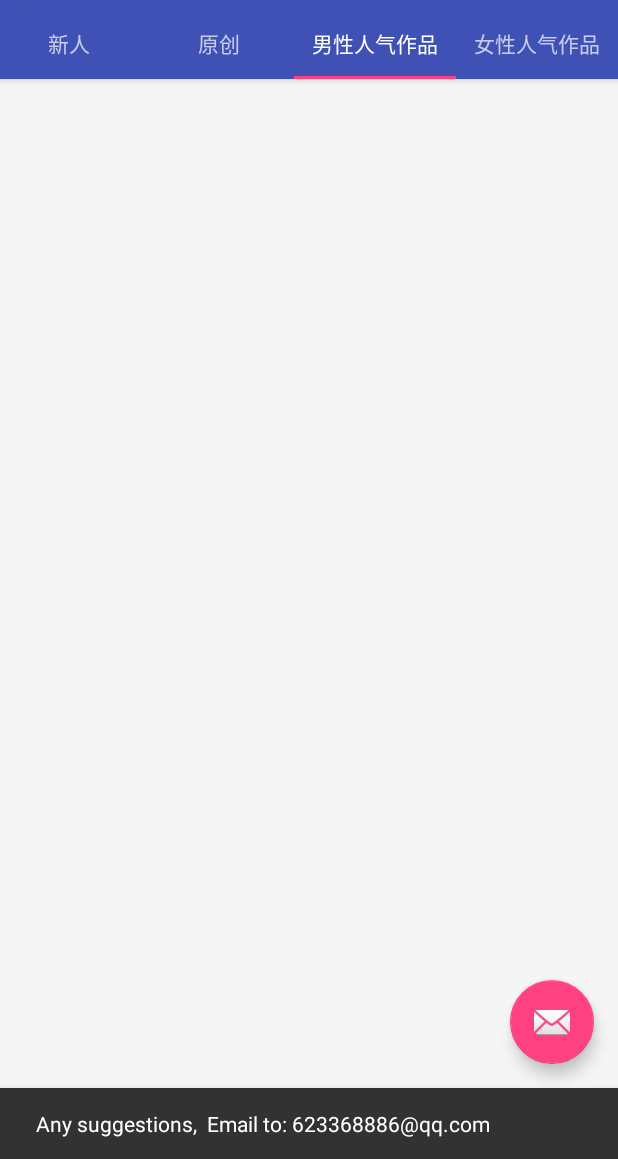
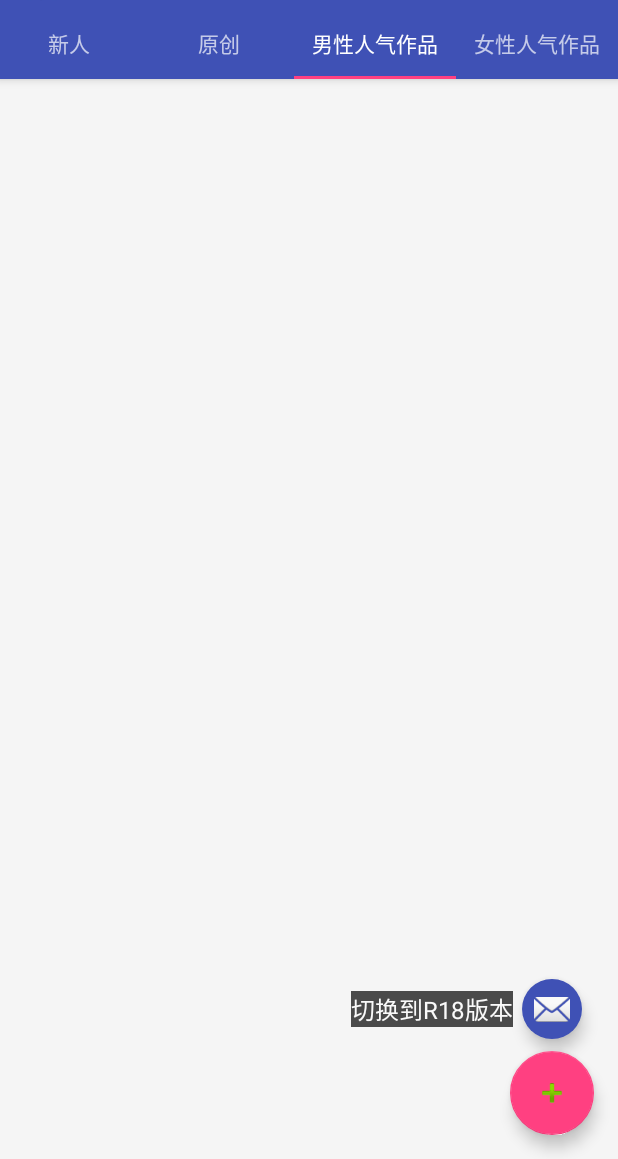
Before and after one commit to allsunny/PixivClient, an Android app: the screen it shows after launch (MainActivity), after a tap on an icon or button, on a phone screen of 412 x 824 dp, the part 77-1236 px from its top. Run offline under Robolectric (Android 15) with nearby library versions, the phone set to English and light mode, and no system bars; libraries missing offline, so code that uses them is left out: com.handmark.pulltorefresh; plain views replace PullToRefreshListView; pictures from the network do not load; 5 statements that could not run were skipped.

Commit message:
Add mini floating action button

```diff
--- a/app/build.gradle
+++ b/app/build.gradle
@@ -11,9 +11,10 @@ android {
         versionCode 1
         versionName "1.0"
     }
+
     buildTypes {
         release {
-            minifyEnabled true
+            minifyEnabled false
             proguardFiles getDefaultProguardFile('proguard-android.txt'), 'proguard-rules.pro'
         }
     }
--- a/app/src/main/java/com/example/zero/pixivclient/Jsoup/JsoupTool.java
+++ b/app/src/main/java/com/example/zero/pixivclient/Jsoup/JsoupTool.java
@@ -26,8 +26,6 @@ import javax.net.ssl.X509TrustManager;
 public class JsoupTool {
     private static JsoupTool instance = null;
     private static final String URL = "http://www.pixiv.net";
-    private static final String MODE = "/member_illust.php?mode=big&amp;";
-    private static final String MODE2 = "/member_illust.php?mode=big";
 
     private JsoupTool() {
         trustEveryone();
@@ -86,10 +84,7 @@ public class JsoupTool {
             for (Element url : urls) {
                 imageInfo = new ImageInfo();
 
-            //    Log.e("bbbbbb",url.toString());
-//                Log.e("ccccc",url.attr("href"));
                 imageInfo.setImageTitle(url.attr("a"));
-             //   imageInfo.setImageUrl(url.attr("src"));
                 imageInfo.setImageUrl(getImageUrl(url.attr("href")));
                 imgList.add(imageInfo);
             }
@@ -116,7 +111,6 @@ public class JsoupTool {
 
         String mode = doc.getElementsByAttributeValueContaining("onclick","mode=big")
                 .select("img[src$=.jpg]").attr("src");
-//        Log.e("result", mode);
         return  mode;
     }
 
--- a/app/src/main/java/com/example/zero/pixivclient/ui/MainActivity.java
+++ b/app/src/main/java/com/example/zero/pixivclient/ui/MainActivity.java
@@ -14,6 +14,7 @@ import android.support.v7.widget.Toolbar;
 import android.view.View;
 import android.view.Menu;
 import android.view.MenuItem;
+import android.widget.TextView;
 
 import com.example.zero.pixivclient.R;
 
@@ -43,11 +44,21 @@ public class MainActivity extends AppCompatActivity {
         ab.setDisplayHomeAsUpEnabled(true);      //显示图标 ←
 
         FloatingActionButton fab = (FloatingActionButton) findViewById(R.id.fab);
+        final FloatingActionButton fab2 = (FloatingActionButton) findViewById(R.id.fab2);
+        final TextView textView = (TextView)findViewById(R.id.text);
         fab.setOnClickListener(new View.OnClickListener() {
             @Override
             public void onClick(View view) {
-                Snackbar.make(view, "Any suggestions,  Email to: 623368886@qq.com", Snackbar.LENGTH_LONG)
-                        .setAction("Action", null).show();
+                fab2.setVisibility(View.VISIBLE);
+                textView.setVisibility(View.VISIBLE);
+            }
+        });
+
+        fab2.setOnClickListener(new View.OnClickListener() {
+            @Override
+            public void onClick(View view) {
+                fab2.setVisibility(View.INVISIBLE);
+                textView.setVisibility(View.INVISIBLE);
             }
         });
 
@@ -112,11 +123,19 @@ public class MainActivity extends AppCompatActivity {
         // automatically handle clicks on the Home/Up button, so long
         // as you specify a parent activity in AndroidManifest.xml.
         int id = item.getItemId();
+        switch (id) {
+            case R.id.action_statement:
+                Snackbar.make(mToolbar, "本APP仅为学习开发使用,所有图片抓取自http://www.pixiv.net/,版权归原作者所有", Snackbar.LENGTH_SHORT)
+                        .setAction("Action", null).show();
+                break;
 
-        //noinspection SimplifiableIfStatement
-        if (id == R.id.action_statement) {
-            Snackbar.make(mToolbar, "本APP仅为学习开发使用,所有图片抓取自http://www.pixiv.net/,版权归原作者所有", Snackbar.LENGTH_LONG).setAction("Action", null).show();
-            return true;
+            case R.id.action_about:
+                Snackbar.make(mToolbar, "Any suggestions,  Email to: 623368886@qq.com", Snackbar.LENGTH_SHORT)
+                        .setAction("Action", null).show();
+                break;
+
+            default:
+                break;
         }
 
         return super.onOptionsItemSelected(item);
--- a/app/src/main/java/com/example/zero/pixivclient/ui/PageSectionFragment.java
+++ b/app/src/main/java/com/example/zero/pixivclient/ui/PageSectionFragment.java
@@ -45,7 +45,6 @@ public class PageSectionFragment extends Fragment {
 
     private static final int REQUEST_FINISHED = 100;
     private static final String KEY_CONTENT = "PageSectionFragment:CategoryId";
-//    private static final String URL = "http://www.pixiv.net/ranking.php?mode=";
     private static final String URL = "http://touch.pixiv.net/ranking.php?mode=";
 
 
--- a/app/src/main/res/layout/activity_main.xml
+++ b/app/src/main/res/layout/activity_main.xml
@@ -48,6 +48,32 @@
         android:layout_height="wrap_content"
         android:layout_gravity="bottom|end"
         android:layout_margin="@dimen/fab_margin"
-        android:src="@android:drawable/ic_dialog_email" />
+        android:src="@android:drawable/ic_input_add" />
+
+    <android.support.design.widget.FloatingActionButton
+        android:id="@+id/fab2"
+        android:layout_width="wrap_content"
+        android:layout_height="wrap_content"
+        android:layout_gravity="bottom|end"
+        android:src="@android:drawable/ic_dialog_email"
+        app:borderWidth="0dp"
+        android:backgroundTint="@color/colorPrimary"
+        android:layout_marginRight="24dp"
+        android:layout_marginBottom="80dp"
+        app:fabSize="mini"
+        android:visibility="invisible"/>
+
+    <TextView
+        android:id="@+id/text"
+        android:layout_width="wrap_content"
+        android:layout_height="wrap_content"
+        android:text="@string/change_to_r18"
+        android:layout_gravity="bottom|end"
+        android:layout_marginRight="70dp"
+        android:layout_marginBottom="88dp"
+        android:textSize="16sp"
+        android:textColor="#fafafa"
+        android:background="#B2000000"
+        android:visibility="invisible"/>
 
 </android.support.design.widget.CoordinatorLayout>
--- a/app/src/main/res/menu/menu_main.xml
+++ b/app/src/main/res/menu/menu_main.xml
@@ -7,4 +7,9 @@
         android:orderInCategory="100"
         android:title="@string/action_statement"
         app:showAsAction="never" />
+    <item
+        android:id="@+id/action_about"
+        android:orderInCategory="100"
+        android:title="@string/action_about"
+        app:showAsAction="never" />
 </menu>
--- a/app/src/main/res/values/strings.xml
+++ b/app/src/main/res/values/strings.xml
@@ -1,5 +1,7 @@
 <resources>
     <string name="app_name">Pixiv排行榜</string>
-    <string name="action_statement">声明</string>
     <string name="action_settings">Settings</string>
+    <string name="action_statement">特别声明</string>
+    <string name="action_about">关于作者</string>
+    <string name="change_to_r18">切换到R18版本</string>
 </resources>
```
